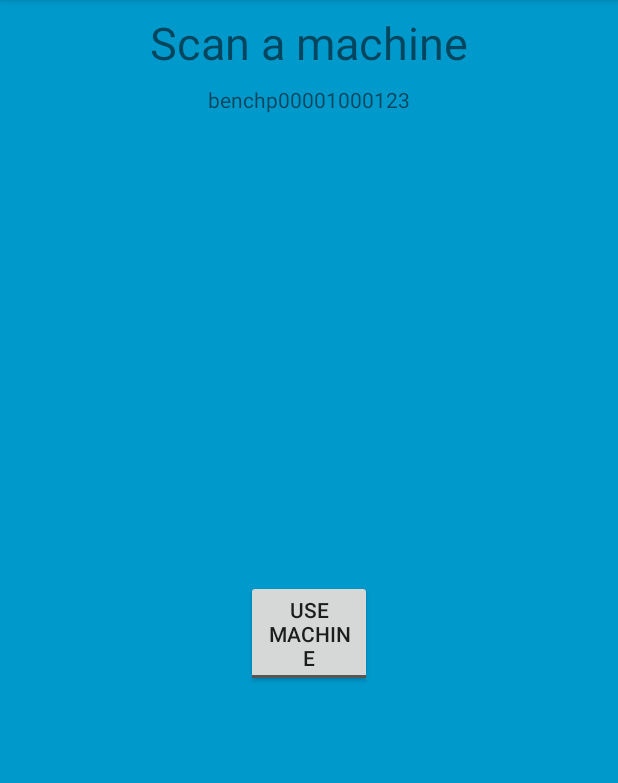
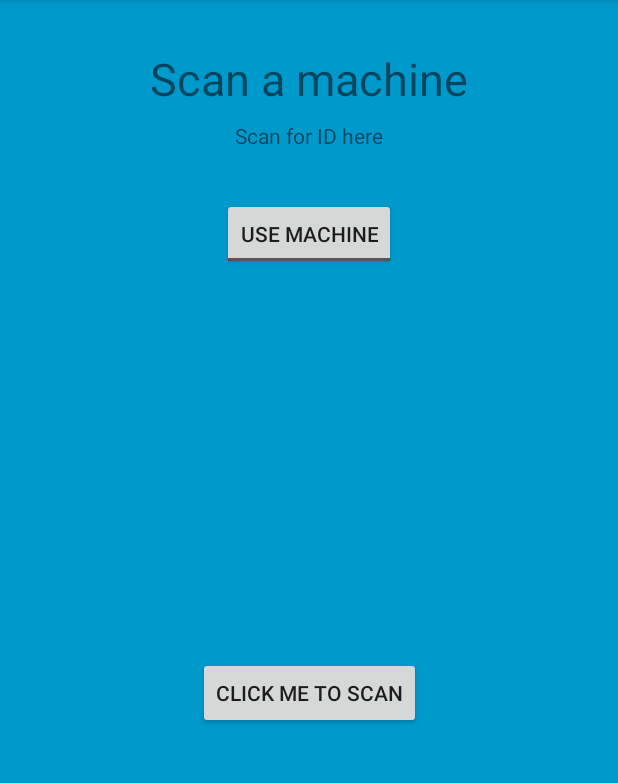
Before and after one commit to JavierTSalas/GymTracker, an Android app: the screen it shows after launch (MainActivity), in the side drawer, after a tap on "Scan a Machine", on a phone screen of 412 x 824 dp, the part 84-867 px from its top. Run offline under Robolectric (Android 15) with nearby library versions, the phone set to English and light mode, and no system bars; our stand-ins replace Firebase (no records; nobody signed in at launch, a user with empty details on screens opened directly); libraries missing offline, so code that uses them is left out: com.firebase.ui, com.karumi.dexter; 4 statements that could not run were skipped.

Commit message:
Added ability to scan QR code using CodeScan library. QR Code replace's the static edit text so functionality is the same.

```diff
--- a/app/build.gradle
+++ b/app/build.gradle
@@ -33,6 +33,9 @@ dependencies {
     // For getting permissions - trust me this is easier
     implementation 'com.karumi:dexter:5.0.0'
 
+    // For scanning QR Codes
+    implementation 'com.budiyev.android:code-scanner:2.1.0'
+
 
 
 
--- a/app/src/main/java/edu/fsu/cs/cen4020/gymtracker/ScanFragment.java
+++ b/app/src/main/java/edu/fsu/cs/cen4020/gymtracker/ScanFragment.java
@@ -5,16 +5,21 @@ package edu.fsu.cs.cen4020.gymtracker;
  */
 
 import android.Manifest;
+import android.app.Activity;
+import android.content.Intent;
 import android.os.Bundle;
 import android.support.annotation.NonNull;
 import android.support.annotation.Nullable;
 import android.support.v4.app.Fragment;
+import android.support.v4.app.FragmentManager;
+import android.support.v4.app.FragmentTransaction;
 import android.util.Log;
 import android.view.LayoutInflater;
 import android.view.View;
 import android.view.ViewGroup;
+import android.widget.Button;
+import android.widget.EditText;
 import android.widget.TextView;
-import android.widget.Toast;
 import android.widget.ToggleButton;
 
 import com.google.firebase.auth.FirebaseAuth;
@@ -25,25 +30,21 @@ import com.google.firebase.firestore.FirebaseFirestore;
 import com.google.firebase.firestore.FirebaseFirestoreException;
 import com.google.firebase.firestore.SetOptions;
 import com.karumi.dexter.Dexter;
-import com.karumi.dexter.DexterBuilder;
-import com.karumi.dexter.MultiplePermissionsReport;
-import com.karumi.dexter.PermissionToken;
-import com.karumi.dexter.listener.PermissionRequest;
-import com.karumi.dexter.listener.multi.MultiplePermissionsListener;
 import com.karumi.dexter.listener.single.DialogOnDeniedPermissionListener;
 import com.karumi.dexter.listener.single.PermissionListener;
 
 import java.util.HashMap;
-import java.util.List;
 import java.util.Map;
 
 public class ScanFragment extends Fragment {
 
     final private static String USED = "used";
     private final static String CURR_USER = "currentUser";
+    // Arbitrary number
+    public static final int REQ_CODE_SECOND_FRAGMENT = 342423;
     ToggleButton tbUsing;
-    TextView etScanID;
-    boolean usedByCurr = false;
+    Button bScan;
+    TextView tvEquipmentID;
     public static final String TAG = ScanFragment.class.getCanonicalName();
     FirebaseFirestore db = FirebaseFirestore.getInstance();
     final String FirebaseUid = FirebaseAuth.getInstance().getCurrentUser().getUid();
@@ -55,7 +56,8 @@ public class ScanFragment extends Fragment {
 
         View view = inflater.inflate(R.layout.fragment_scan, container, false);
         tbUsing = view.findViewById(R.id.tb_Using);
-        etScanID = view.findViewById(R.id.et_ScanID);
+        bScan = view.findViewById(R.id.b_Scan);
+        tvEquipmentID = view.findViewById(R.id.tv_ScanID);
 
 
         // Use Dexter to get permissions - As of API >=23 permissions should be dynamically requested as they are needed.
@@ -63,6 +65,7 @@ public class ScanFragment extends Fragment {
         PermissionListener dialogPermissionListener =
                 DialogOnDeniedPermissionListener.Builder
                         .withContext(getContext())
+                        // Do not make these strings into resources, doesn't work for some reasone
                         .withTitle("Camera permission")
                         .withMessage("Camera permission is needed for scanning QR codes")
                         .withButtonText(android.R.string.ok)
@@ -75,7 +78,7 @@ public class ScanFragment extends Fragment {
 
 
         // Create a reference to our DB and update the ui
-        final DocumentReference docRef = db.collection("gyms").document("anchor").collection("equipment").document(etScanID.getText().toString());
+        final DocumentReference docRef = db.collection("gyms").document("anchor").collection("equipment").document(tvEquipmentID.getText().toString());
         docRef.addSnapshotListener(new EventListener<DocumentSnapshot>() {
             @Override
             public void onEvent(@Nullable DocumentSnapshot snapshot,
@@ -102,7 +105,40 @@ public class ScanFragment extends Fragment {
             }
         });
 
+        bScan.setOnClickListener(new View.OnClickListener() {
+            @Override
+            public void onClick(View view) {
+
+                CodeScanFragment fragment = new CodeScanFragment();
+                //This is required to communicate between two fragments. Similar to startActivityForResult
+                fragment.setTargetFragment(ScanFragment.this, ScanFragment.REQ_CODE_SECOND_FRAGMENT);
+
+                FragmentManager fragmentManager = getFragmentManager();
+                FragmentTransaction fragmentTransaction =
+                        fragmentManager.beginTransaction()
+                                .add(android.R.id.content, fragment).addToBackStack("CodeScan");
+                fragmentTransaction.commit();
+            }
+        });
+
         return view;
+    }
+
+
+    /**
+     * The callback from the CodeScanFragment
+     * @param intent Contains the QR code contents
+     */
+    @Override
+    public void onActivityResult(int requestCode, int resultCode, Intent intent) {
+        super.onActivityResult(requestCode, resultCode, intent);
+        if (resultCode == Activity.RESULT_OK) {
+            if (requestCode == ScanFragment.REQ_CODE_SECOND_FRAGMENT) {
+                String secondFragmentData = intent.getStringExtra(CodeScanFragment.INTENT_KEY_SECOND_FRAGMENT_DATA);
+                tvEquipmentID.setText(secondFragmentData);
+            }
+        }
+
     }
 
     /***
@@ -112,7 +148,7 @@ public class ScanFragment extends Fragment {
     private void toggleButton(boolean checked) {
         // Check if in use
         // Send message to firebase
-        final DocumentReference docRef = db.collection("gyms").document("anchor").collection("equipment").document(etScanID.getText().toString());
+        final DocumentReference docRef = db.collection("gyms").document("anchor").collection("equipment").document(tvEquipmentID.getText().toString());
         // Make map for firebase
         Map<String, Object> data = new HashMap<>();
         data.put(USED, checked);
--- a/app/src/main/res/layout/fragment_scan.xml
+++ b/app/src/main/res/layout/fragment_scan.xml
@@ -14,41 +14,52 @@
         android:layout_width="wrap_content"
         android:layout_height="wrap_content"
         android:layout_marginStart="8dp"
-        android:layout_marginTop="8dp"
+        android:layout_marginTop="32dp"
         android:layout_marginEnd="8dp"
         android:text="Scan a machine"
         android:textSize="30sp"
         app:layout_constraintEnd_toEndOf="parent"
         app:layout_constraintStart_toStartOf="parent"
-        app:layout_constraintTop_toTopOf="parent"/>
+        app:layout_constraintTop_toTopOf="parent" />
 
     <TextView
-        android:id="@+id/et_ScanID"
+        android:id="@+id/tv_ScanID"
         android:layout_width="wrap_content"
         android:layout_height="wrap_content"
         android:layout_marginStart="8dp"
         android:layout_marginTop="8dp"
         android:layout_marginEnd="8dp"
-        android:editable="true"
-        android:text="benchp00001000123"
+        android:text="Scan for ID here"
         app:layout_constraintEnd_toEndOf="parent"
         app:layout_constraintStart_toStartOf="parent"
         app:layout_constraintTop_toBottomOf="@+id/textView2" />
 
     <ToggleButton
         android:id="@+id/tb_Using"
-        android:layout_width="84dp"
+        android:layout_width="wrap_content"
+        android:layout_height="wrap_content"
+        android:layout_marginStart="8dp"
+        android:layout_marginTop="32dp"
+        android:layout_marginEnd="8dp"
+        android:text="ToggleButton"
+        android:textOff="Use Machine"
+        android:textOn="Already In Use"
+        app:layout_constraintEnd_toEndOf="parent"
+        app:layout_constraintStart_toStartOf="parent"
+        app:layout_constraintTop_toBottomOf="@+id/tv_ScanID" />
+
+    <Button
+        android:id="@+id/b_Scan"
+        android:layout_width="wrap_content"
         android:layout_height="wrap_content"
         android:layout_marginStart="8dp"
         android:layout_marginTop="8dp"
         android:layout_marginEnd="8dp"
-        android:layout_marginBottom="8dp"
-        android:text="ToggleButton"
-        android:textOff="Use Machine"
-        android:textOn="Already In Use"
+        android:layout_marginBottom="32dp"
+        android:text="Click me to scan"
         app:layout_constraintBottom_toBottomOf="parent"
         app:layout_constraintEnd_toEndOf="parent"
         app:layout_constraintStart_toStartOf="parent"
-        app:layout_constraintTop_toBottomOf="@+id/et_ScanID" />
+        app:layout_constraintTop_toBottomOf="@+id/tb_Using" />
 
 </android.support.constraint.ConstraintLayout>
--- a/build.gradle
+++ b/build.gradle
@@ -9,7 +9,9 @@ buildscript {
     }
     dependencies {
         //classpath 'com.android.tools.build:gradle:3.1.0-rc02'
-        classpath 'com.android.tools.build:gradle:3.3.1'
+        classpath 'com.android.tools.build:gradle:3.4.0-rc02'
+        //classpath 'com.android.tools.build:gradle:3.4.0-beta05'
+
 
         // NOTE: Do not place your application dependencies here; they belong
         // in the individual module build.gradle files
```
Also changed, not shown: app/src/main/java/edu/fsu/cs/cen4020/gymtracker/CodeScanFragment.java (added, +71 -0 lines), app/src/main/res/layout/fragment_code_scanner.xml (added, +24 -0 lines), gradle/wrapper/gradle-wrapper.properties.
